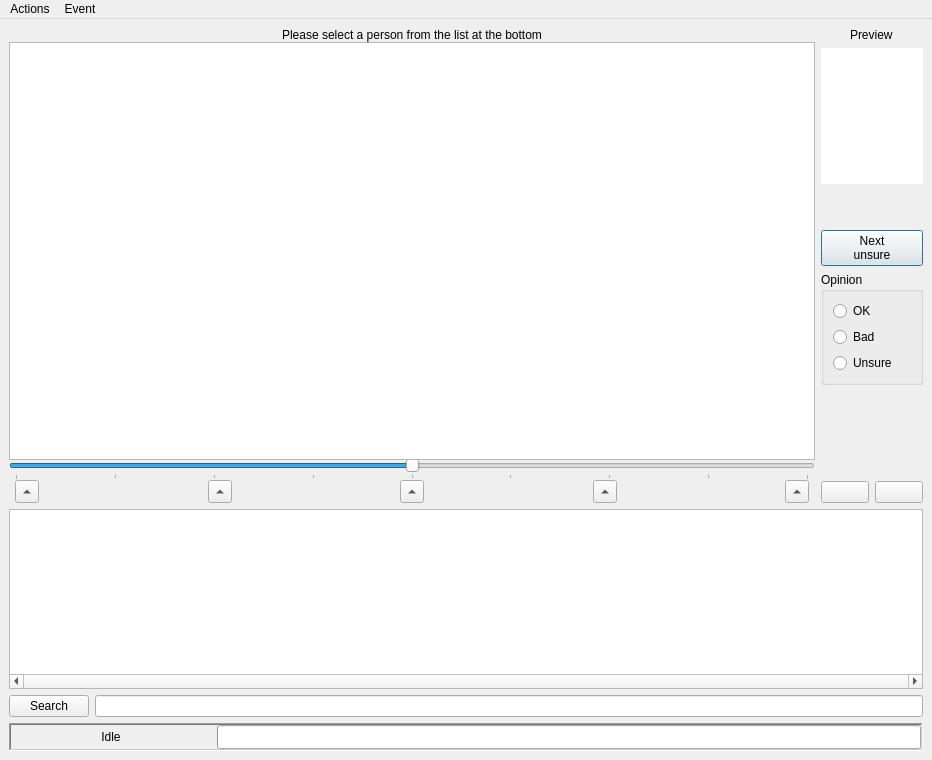
The window that ui/editor.ui (asuffield/ef-editor) describes before a commit, drawn with Qt 5.
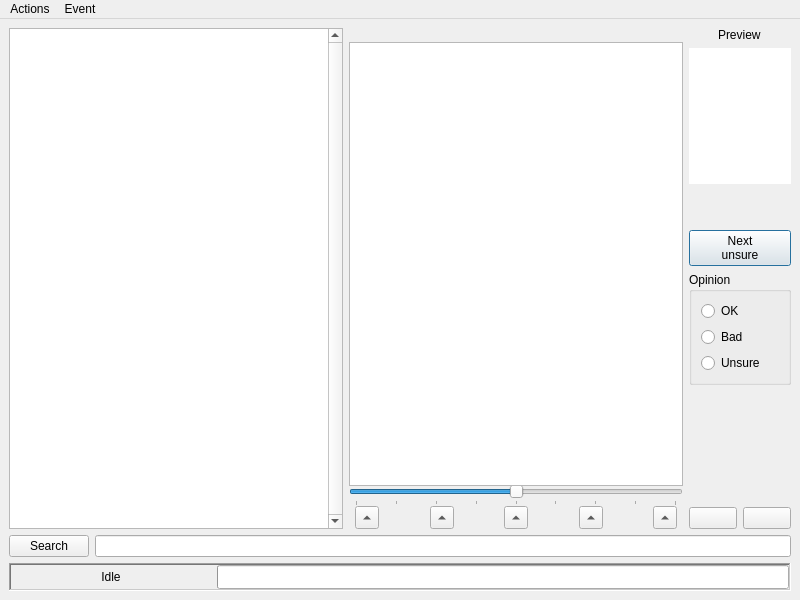
The same window after the commit.

Commit message: Reorient layout

```diff
--- a/ui/editor.ui
+++ b/ui/editor.ui
@@ -6,8 +6,8 @@
    <rect>
     <x>0</x>
     <y>0</y>
-    <width>932</width>
-    <height>760</height>
+    <width>800</width>
+    <height>600</height>
    </rect>
   </property>
   <property name="windowTitle">
@@ -17,6 +17,79 @@
    <layout class="QVBoxLayout" name="verticalLayout">
     <item>
      <layout class="QHBoxLayout" name="horizontalLayout_2">
+      <property name="leftMargin">
+       <number>0</number>
+      </property>
+      <item>
+       <widget class="QListView" name="personList">
+        <property name="sizePolicy">
+         <sizepolicy hsizetype="Expanding" vsizetype="Expanding">
+          <horstretch>0</horstretch>
+          <verstretch>0</verstretch>
+         </sizepolicy>
+        </property>
+        <property name="minimumSize">
+         <size>
+          <width>0</width>
+          <height>0</height>
+         </size>
+        </property>
+        <property name="maximumSize">
+         <size>
+          <width>16777215</width>
+          <height>16777215</height>
+         </size>
+        </property>
+        <property name="verticalScrollBarPolicy">
+         <enum>Qt::ScrollBarAlwaysOn</enum>
+        </property>
+        <property name="horizontalScrollBarPolicy">
+         <enum>Qt::ScrollBarAlwaysOff</enum>
+        </property>
+        <property name="editTriggers">
+         <set>QAbstractItemView::NoEditTriggers</set>
+        </property>
+        <property name="showDropIndicator" stdset="0">
+         <bool>false</bool>
+        </property>
+        <property name="dragDropMode">
+         <enum>QAbstractItemView::NoDragDrop</enum>
+        </property>
+        <property name="iconSize">
+         <size>
+          <width>60</width>
+          <height>80</height>
+         </size>
+        </property>
+        <property name="movement">
+         <enum>QListView::Static</enum>
+        </property>
+        <property name="flow">
+         <enum>QListView::LeftToRight</enum>
+        </property>
+        <property name="isWrapping" stdset="0">
+         <bool>true</bool>
+        </property>
+        <property name="resizeMode">
+         <enum>QListView::Adjust</enum>
+        </property>
+        <property name="layoutMode">
+         <enum>QListView::SinglePass</enum>
+        </property>
+        <property name="spacing">
+         <number>10</number>
+        </property>
+        <property name="viewMode">
+         <enum>QListView::IconMode</enum>
+        </property>
+        <property name="uniformItemSizes">
+         <bool>true</bool>
+        </property>
+        <property name="wordWrap">
+         <bool>true</bool>
+        </property>
+       </widget>
+      </item>
       <item>
        <layout class="QVBoxLayout" name="verticalLayout_4">
         <property name="spacing">
@@ -25,7 +98,7 @@
         <item>
          <widget class="QLabel" name="person_name">
           <property name="text">
-           <string>Please select a person from the list at the bottom</string>
+           <string/>
           </property>
           <property name="alignment">
            <set>Qt::AlignCenter</set>
@@ -493,70 +566,6 @@
       </item>
      </layout>
     </item>
-    <item>
-     <widget class="QListView" name="personList">
-      <property name="sizePolicy">
-       <sizepolicy hsizetype="Expanding" vsizetype="Fixed">
-        <horstretch>0</horstretch>
-        <verstretch>0</verstretch>
-       </sizepolicy>
-      </property>
-      <property name="minimumSize">
-       <size>
-        <width>0</width>
-        <height>180</height>
-       </size>
-      </property>
-      <property name="maximumSize">
-       <size>
-        <width>16777215</width>
-        <height>180</height>
-       </size>
-      </property>
-      <property name="verticalScrollBarPolicy">
-       <enum>Qt::ScrollBarAlwaysOff</enum>
-      </property>
-      <property name="horizontalScrollBarPolicy">
-       <enum>Qt::ScrollBarAlwaysOn</enum>
-      </property>
-      <property name="editTriggers">
-       <set>QAbstractItemView::NoEditTriggers</set>
-      </property>
-      <property name="showDropIndicator" stdset="0">
-       <bool>false</bool>
-      </property>
-      <property name="dragDropMode">
-       <enum>QAbstractItemView::NoDragDrop</enum>
-      </property>
-      <property name="iconSize">
-       <size>
-        <width>60</width>
-        <height>80</height>
-       </size>
-      </property>
-      <property name="movement">
-       <enum>QListView::Static</enum>
-      </property>
-      <property name="isWrapping" stdset="0">
-       <bool>false</bool>
-      </property>
-      <property name="layoutMode">
-       <enum>QListView::SinglePass</enum>
-      </property>
-      <property name="spacing">
-       <number>10</number>
-      </property>
-      <property name="viewMode">
-       <enum>QListView::IconMode</enum>
-      </property>
-      <property name="uniformItemSizes">
-       <bool>true</bool>
-      </property>
-      <property name="wordWrap">
-       <bool>true</bool>
-      </property>
-     </widget>
-    </item>
     <item>
      <layout class="QHBoxLayout" name="horizontalLayout_4">
       <item>
@@ -640,7 +649,7 @@
     <rect>
      <x>0</x>
      <y>0</y>
-     <width>932</width>
+     <width>800</width>
      <height>23</height>
     </rect>
    </property>
```
